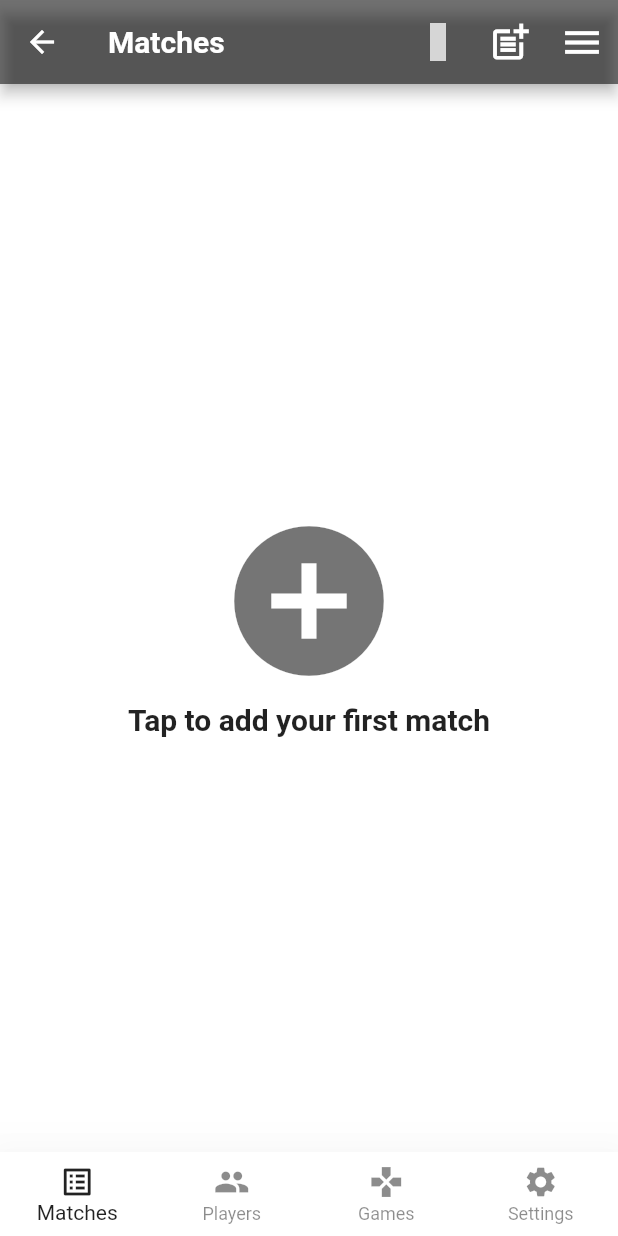
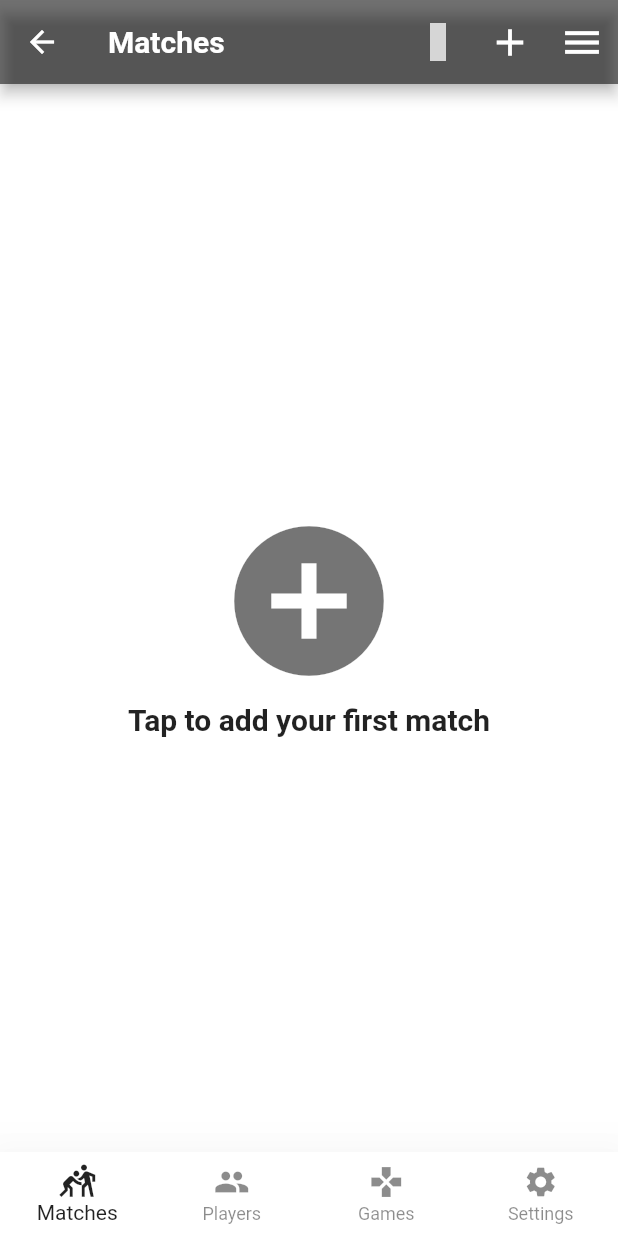
Before and after one commit to outlaws42/score, a Flutter app: the TabBarScreen screen opened by its route, on a phone screen of 412 x 824 dp. Run offline on Flutter 3.47's test engine with Material 2 defaults, Android fonts, the phone set to English and light mode, and no system bars; our stand-ins replace flutter_colorpicker, flutter_markdown, flutter_riverpod, get, jwt_decoder, material_design_icons_flutter and 2 more; accounts and stored records are empty; network calls fail; grey boxes are pictures that could not be loaded.

Commit message:
Changed matches icon/changed add icons

```diff
--- a/lib/views/tab_bar_screen.dart
+++ b/lib/views/tab_bar_screen.dart
@@ -36,7 +36,7 @@ class _TabBarScreenState extends State<TabBarScreen> {
           PageWidgets().iconButtonBar(
             context: context,
             pageLink: "/match_form",
-            icon: Icon(Icons.post_add),
+            icon: Icon(Icons.add),
           ),
           PopupMenuButton(
             position: PopupMenuPosition.under,
@@ -92,7 +92,7 @@ class _TabBarScreenState extends State<TabBarScreen> {
           PageWidgets().iconButtonBar(
             context: context,
             pageLink: "/game_form",
-            icon: Icon(Icons.add_box),
+            icon: Icon(Icons.add),
           ),
         ]
       },
@@ -128,7 +128,7 @@ class _TabBarScreenState extends State<TabBarScreen> {
         items: [
           BottomNavigationBarItem(
             icon: Icon(
-              Icons.list_alt,
+              Icons.sports_kabaddi
             ),
             label: 'Matches',
             // activeIcon: Icon(Icons.abc),
```
